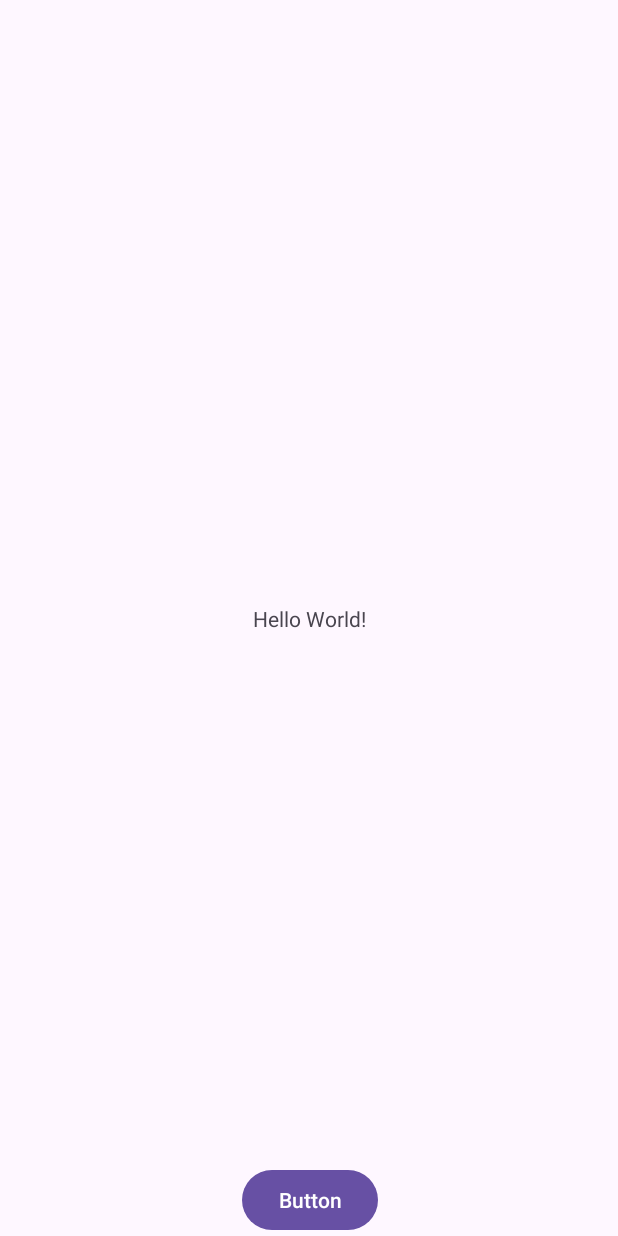
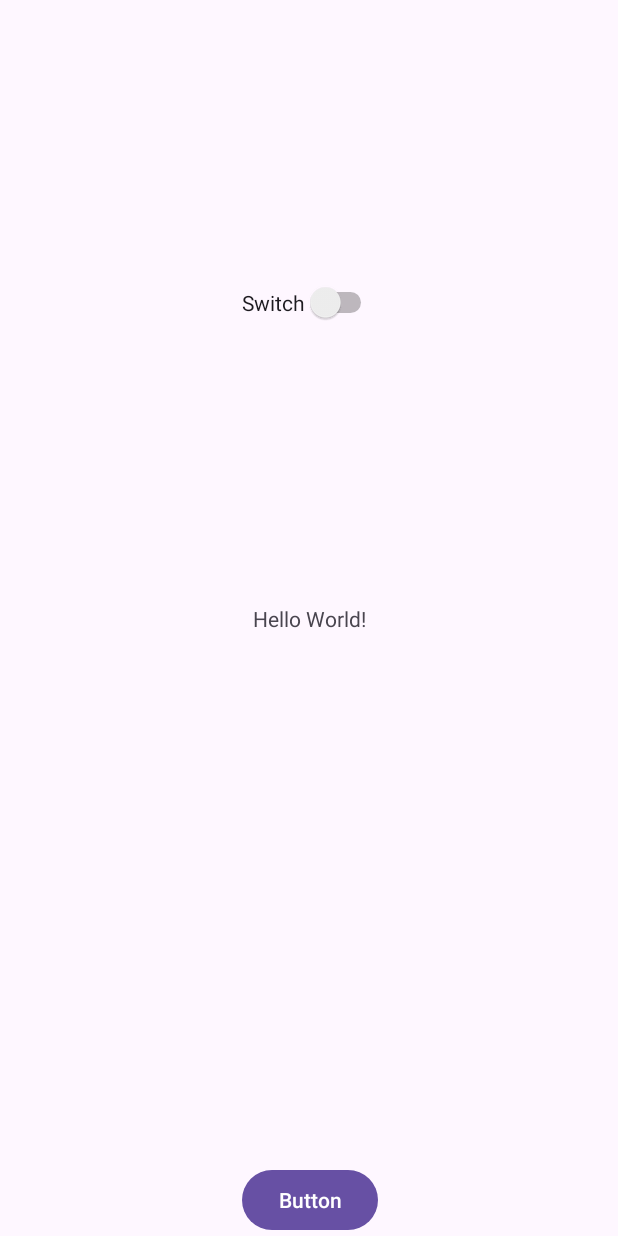
Before and after one commit to AnkushPatel001/github_test_project, an Android app: the screen it shows after launch (MainActivity), on a phone screen of 412 x 824 dp. Run offline under Robolectric (Android 15) with nearby library versions, the phone set to English and light mode, and no system bars.

Commit message:
patel commit

```diff
--- a/app/src/main/res/layout/activity_main.xml
+++ b/app/src/main/res/layout/activity_main.xml
@@ -26,4 +26,14 @@
         app:layout_constraintEnd_toEndOf="@+id/textView"
         app:layout_constraintStart_toStartOf="@+id/textView" />
 
+    <Switch
+        android:id="@+id/switch1"
+        android:layout_width="wrap_content"
+        android:layout_height="wrap_content"
+        android:text="Switch"
+        app:layout_constraintBottom_toTopOf="@+id/textView"
+        app:layout_constraintEnd_toEndOf="parent"
+        app:layout_constraintStart_toStartOf="parent"
+        app:layout_constraintTop_toTopOf="parent" />
+
 </androidx.constraintlayout.widget.ConstraintLayout>
```
